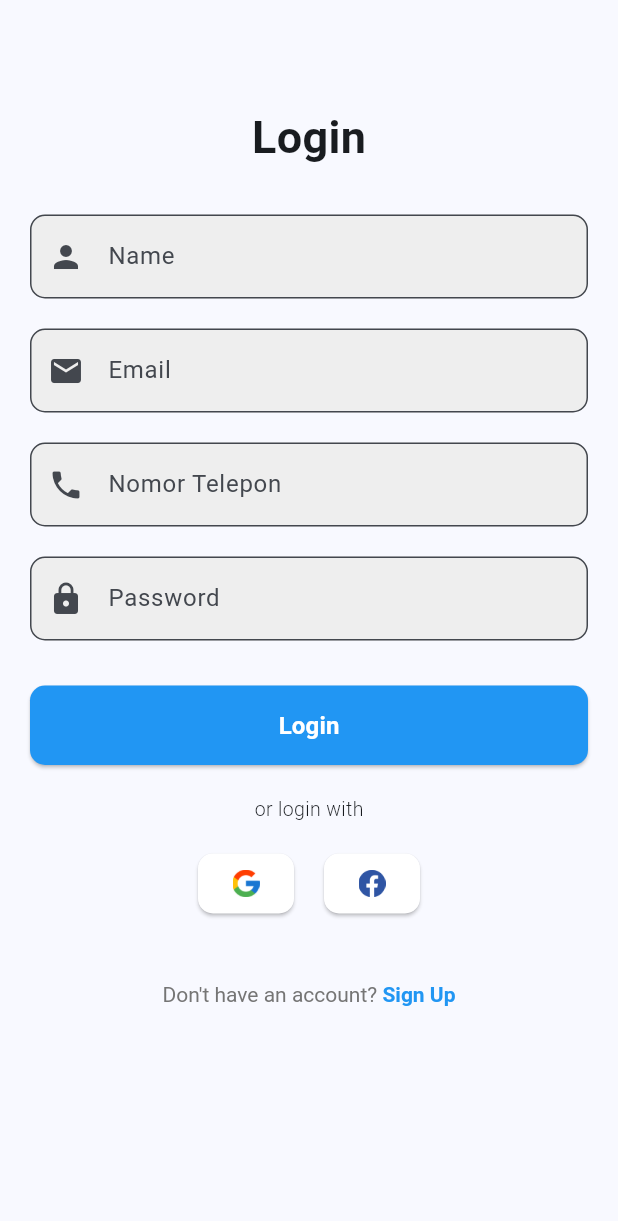
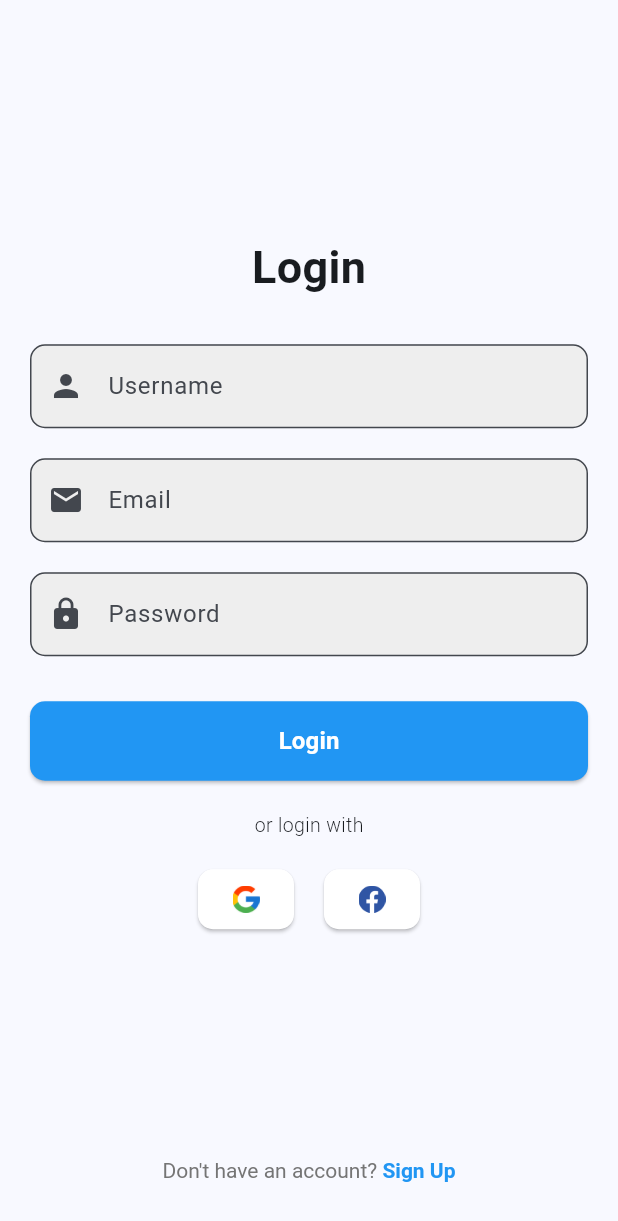
Before and after one commit to HilalSyah/Project-Firebase, a Flutter app: the screen it shows after launch, on a phone screen of 412 x 824 dp. Shown: the top 1221 px of the screen. Run offline on Flutter 3.47's test engine with Material 3 defaults, Android fonts, the phone set to English and light mode, and no system bars; our stand-ins replace awesome_notifications, firebase_auth, firebase_core, firebase_messaging, fluttertoast, get and 1 more; accounts and stored records are empty.

Commit message:
fix home screen

```diff
--- a/lib/controllers/login_controller.dart
+++ b/lib/controllers/login_controller.dart
@@ -1,13 +1,13 @@
 import 'package:get/get.dart';
 import '../api/firebase_api.dart';
-import 'profile_controller.dart'; // Import ProfileControllerFB
+import 'profile_controller.dart';
 
 class LoginController extends GetxController {
   final isLoading = false.obs;
   final _firebaseApi = FirebaseApi();
-  final ProfileControllerFB profileController = Get.put(ProfileControllerFB()); // Instance ProfileControllerFB
+  final ProfileControllerFB profileController = Get.put(ProfileControllerFB());
 
-void login(String name, String email, String phone, String password) async {
+  void login(String name, String email, String password) async {
     isLoading.value = true;
 
     // Simulasi login
@@ -19,8 +19,8 @@ void login(String name, String email, String phone, String password) async {
       body: 'Selamat datang kembali, $name!',
     );
 
-  // Update nama, email, dan nomor telepon di ProfileControllerFB
-  profileController.updateProfile(name, email, phone, password);
+    // Update nama dan email di ProfileControllerFB
+    profileController.updateProfile(name, email, password);
 
     isLoading.value = false;
     Get.offAllNamed('/home');
--- a/lib/controllers/profile_controller.dart
+++ b/lib/controllers/profile_controller.dart
@@ -3,13 +3,11 @@ import 'package:get/get.dart';
 class ProfileControllerFB extends GetxController {
   var name = ''.obs;
   var email = ''.obs;
-  var phone = ''.obs;
   var password = ''.obs; // Tambahkan variabel untuk password
 
-  void updateProfile(String newName, String newEmail, String newPhone, String newPassword) {
+  void updateProfile(String newName, String newEmail, String newPassword) {
     name.value = newName;
     email.value = newEmail;
-    phone.value = newPhone;
     password.value = newPassword; // Simpan password
   }
 }
--- a/lib/screens/bottom_nav.dart
+++ b/lib/screens/bottom_nav.dart
@@ -59,7 +59,7 @@ class BottomNav extends StatelessWidget {
                     index: 0,
                   ),
                   _buildNavItem(
-                    icon: Icons.favorite_rounded,
+                    icon: Icons.shopping_cart,
                     label: 'Favorites',
                     index: 1,
                   ),
--- a/lib/screens/home_screen.dart
+++ b/lib/screens/home_screen.dart
@@ -8,14 +8,14 @@ class HomeScreen extends StatelessWidget {
   @override
   Widget build(BuildContext context) {
     final List<Map<String, String>> products = [
-      {'name': 'cap', 'price': 'Rp 120.000', 'image': 'assets/cap.jpg'},
-      {'name': 'Hoodie', 'price': 'Rp 250.000', 'image': 'assets/hoodie.jpg'},
-      {'name': 'Jacket', 'price': 'Rp 300.000', 'image': 'assets/jackets.jpg'},
-      {'name': 'polo shirt', 'price': 'Rp 80.000', 'image': 'assets/poloshirt.jpg'},
-      {'name': 'shocks', 'price': 'Rp 80.000', 'image': 'assets/shocks.jpg'},
-      {'name': 'shoes', 'price': 'Rp 80.000', 'image': 'assets/shoes.jpg'},
-      {'name': 'sweater', 'price': 'Rp 80.000', 'image': 'assets/sweater.jpg'},
-      {'name': 't shirt', 'price': 'Rp 80.000', 'image': 'assets/tshirt.jpg'},
+      {'name': 'cap', 'price': 'Rp 120.000', 'image': 'assets/images/cap.jpg'},
+      {'name': 'Hoodie', 'price': 'Rp 250.000', 'image': 'assets/images/hoodie.jpg'},
+      {'name': 'Jacket', 'price': 'Rp 300.000', 'image': 'assets/images/jackets.jpg'},
+      {'name': 'polo shirt', 'price': 'Rp 80.000', 'image': 'assets/images/poloshirt.jpg'},
+      {'name': 'shocks', 'price': 'Rp 80.000', 'image': 'assets/images/shocks.jpg'},
+      {'name': 'shoes', 'price': 'Rp 80.000', 'image': 'assets/images/shoes.jpg'},
+      {'name': 'sweater', 'price': 'Rp 80.000', 'image': 'assets/images/sweater.jpg'},
+      {'name': 't shirt', 'price': 'Rp 80.000', 'image': 'assets/images/tshirt.jpg'},
     ];
 
     return Scaffold(
--- a/lib/screens/login_screen.dart
+++ b/lib/screens/login_screen.dart
@@ -1,9 +1,9 @@
 import 'package:flutter/material.dart';
 import 'package:get/get.dart';
 import 'package:project_firebase/Service/GogleAuth.dart';
-import 'package:project_firebase/components/custom_login.dart';
 import '../components/custom_button.dart';
 import '../components/custom_textfield.dart';
+import '../components/custom_login.dart';
 import '../components/custom_textbutton.dart';
 import '../controllers/login_controller.dart';
 
@@ -12,18 +12,20 @@ class LoginScreen extends StatelessWidget {
 
   final emailController = TextEditingController();
   final passwordController = TextEditingController();
-  final nameController = TextEditingController(); // Controller untuk nama
-  final phoneController = TextEditingController(); // Controller untuk nomor telepon
+  final nameController = TextEditingController();
   final loginController = Get.put(LoginController());
 
   @override
   Widget build(BuildContext context) {
     return Scaffold(
-      body: SingleChildScrollView( // Tambahkan SingleChildScrollView
+      body: Padding(
         padding: const EdgeInsets.all(20.0),
         child: Column(
           children: [
-            SizedBox(height: 50), // Jarak atas
+            Expanded(
+              child: Column(
+                mainAxisAlignment: MainAxisAlignment.center,
+                children: [
                   Text(
                     'Login',
                     style: TextStyle(
@@ -33,7 +35,7 @@ class LoginScreen extends StatelessWidget {
                   ),
                   SizedBox(height: 30),
                   CustomTextField(
-              hintText: 'Name', // Field untuk nama
+                    hintText: 'Username',
                     controller: nameController,
                     prefixIcon: Icons.person,
                   ),
@@ -42,12 +44,6 @@ class LoginScreen extends StatelessWidget {
                     hintText: 'Email',
                     controller: emailController,
                     prefixIcon: Icons.email,
-            ),
-            SizedBox(height: 20),
-            CustomTextField(
-              hintText: 'Nomor Telepon', // Field untuk nomor telepon
-              controller: phoneController,
-              prefixIcon: Icons.phone,
                   ),
                   SizedBox(height: 20),
                   CustomTextField(
@@ -65,7 +61,6 @@ class LoginScreen extends StatelessWidget {
                             loginController.login(
                               nameController.text,
                               emailController.text,
-                        phoneController.text, // Kirim nomor telepon
                               passwordController.text,
                             );
                           },
@@ -105,7 +100,9 @@ class LoginScreen extends StatelessWidget {
                       ),
                     ],
                   ),
-            SizedBox(height: 30), // Jarak bawah
+                ],
+              ),
+            ),
             CustomRichTextButton(
               firstText: 'Don\'t have an account? ',
               secondText: 'Sign Up',
```
Also changed, not shown: lib/screens/editprofile_screen.dart (+1 -16 lines), lib/screens/profile_screen.dart (+0 -24 lines), pubspec.lock, 1 other file. Lines whose indentation alone changed are shown as unchanged.
